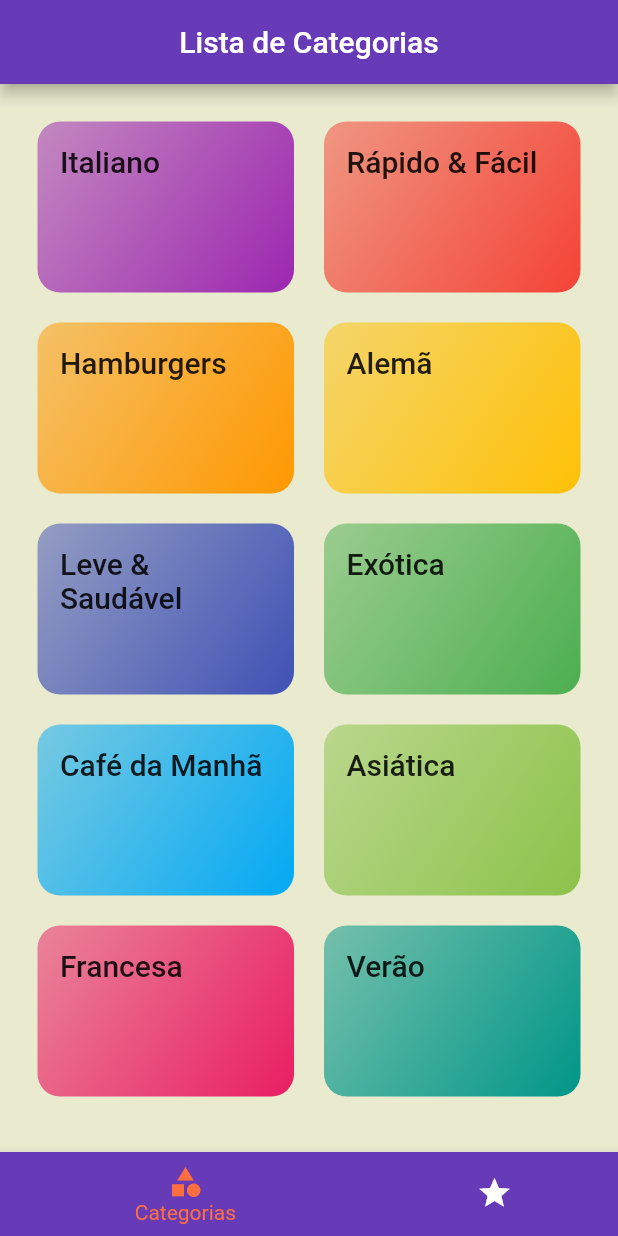
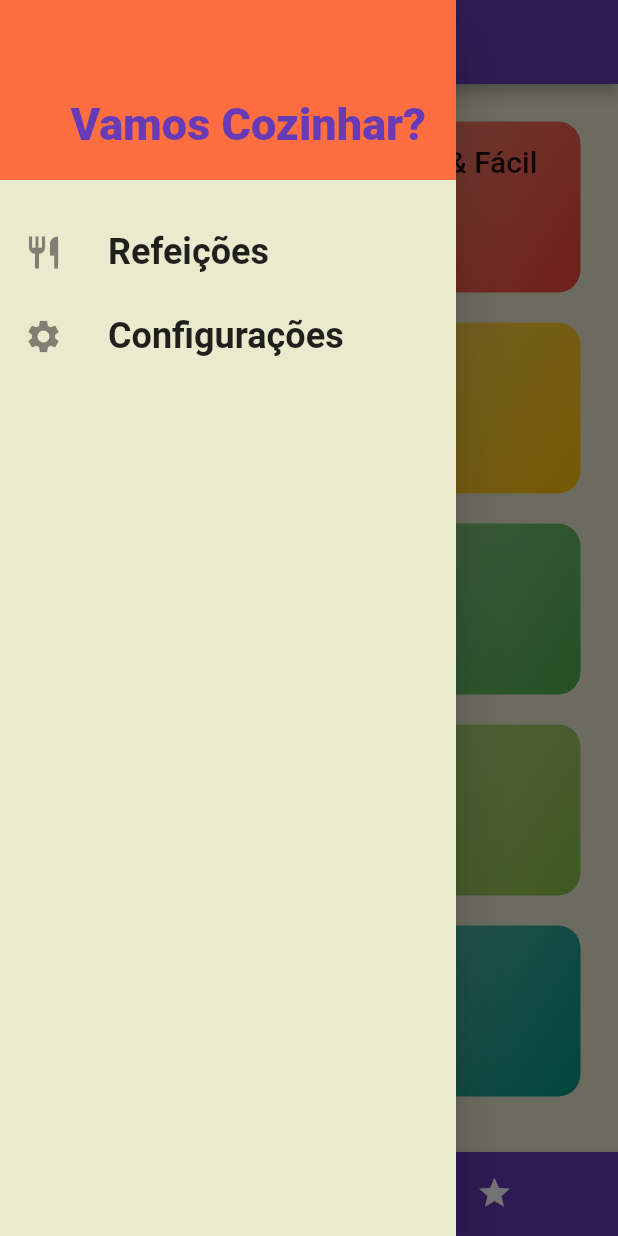
Before and after one commit to LucasWMedeiros/app_receitas, a Flutter app: the screen it shows after launch, with the side drawer open (before the commit the screen has no drawer), on a phone screen of 412 x 824 dp. Run offline on Flutter 3.47's test engine with Material 2 defaults, Android fonts, the light colour scheme and no system bars; Roboto replaces fonts that are missing (RobotoCondensed).

Commit message:
começando a desenvolver drawer

```diff
--- /dev/null
+++ b/lib/Components/main_drawer.dart
@@ -0,0 +1,48 @@
+// ignore_for_file: prefer_const_constructors, deprecated_member_use
+
+import 'package:flutter/material.dart';
+
+class MainDrawer extends StatelessWidget {
+  Widget _createItem(IconData icon, String label) {
+    return ListTile(
+      leading: Icon(icon, size: 26),
+      title: Text(
+        label,
+        style: TextStyle(
+          fontFamily: 'RobotoCondensed',
+          fontSize: 24,
+          fontWeight: FontWeight.bold,
+        ),
+      ),
+      onTap: (){},
+    );
+  }
+
+  @override
+  Widget build(BuildContext context) {
+    return Drawer(
+      child: Column(
+        children: [
+          Container(
+            height: 120,
+            width: double.infinity,
+            padding: EdgeInsets.all(20),
+            color: Theme.of(context).accentColor,
+            alignment: Alignment.bottomRight,
+            child: Text(
+              'Vamos Cozinhar?',
+              style: TextStyle(
+                  fontWeight: FontWeight.w900,
+                  fontSize: 30,
+                  color: Theme.of(context).primaryColor),
+            ),
+          ),
+          SizedBox(height: 20,),
+          _createItem(Icons.restaurant, 'Refeições'),
+          _createItem(Icons.settings, 'Configurações'),
+
+        ],
+      ),
+    );
+  }
+}
--- a/lib/Screens/tabs_screen.dart
+++ b/lib/Screens/tabs_screen.dart
@@ -1,6 +1,7 @@
 // ignore_for_file: prefer_const_constructors, deprecated_member_use
 // ignore_for_file: prefer_const_literals_to_create_immutables
 
+import 'package:app_receitas/Components/main_drawer.dart';
 import 'package:app_receitas/Screens/categories_screen.dart';
 import 'package:app_receitas/Screens/favorite_screen.dart';
 import 'package:flutter/material.dart';
@@ -36,6 +37,7 @@
         title: Text(_title[_seletedScreenIndex]),
         centerTitle: true,
       ),
+      drawer: MainDrawer(),
       body: _screens[_seletedScreenIndex],
       bottomNavigationBar: BottomNavigationBar(
         onTap: _selectScreen,
```
Also changed, not shown: pubspec.lock, 1 other file.
